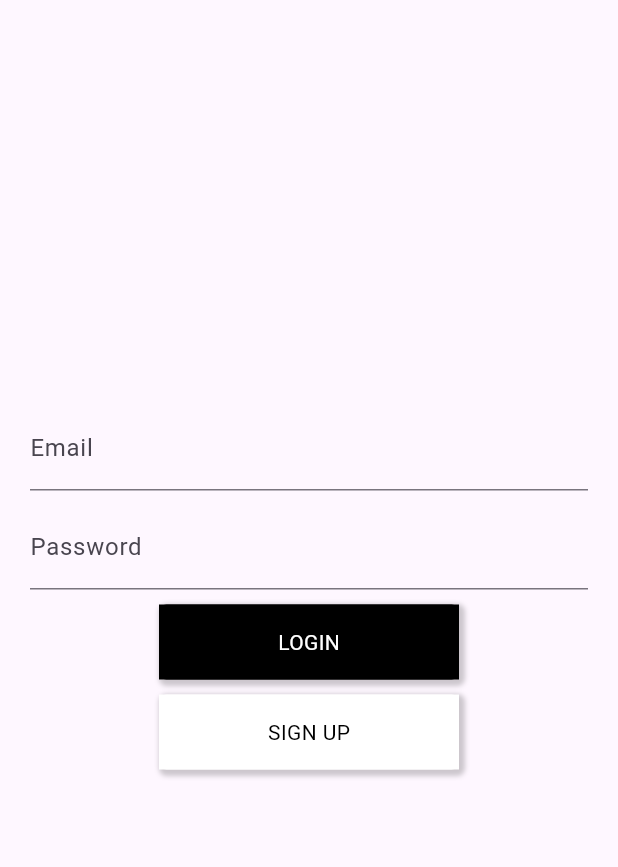
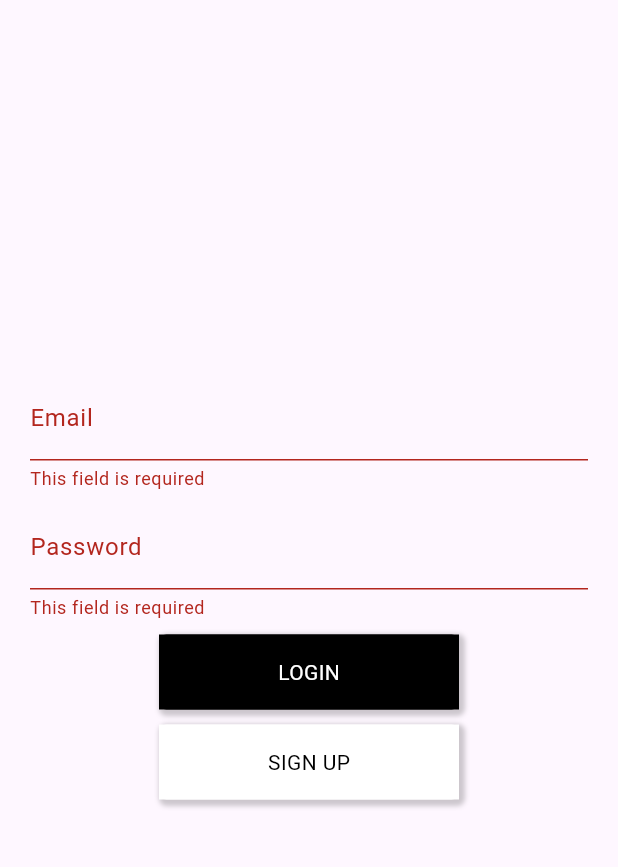
Before and after one commit to edilberto-pajunar/start_date_, a Flutter app: the screen it shows after launch, after a tap on "LOGIN", on a phone screen of 412 x 824 dp, the part 72-939 px from its top. Run offline on Flutter 3.47's test engine with Material 3 defaults, Android fonts, the phone set to English and light mode, and no system bars; our stand-ins replace bloc, cloud_firestore, equatable, firebase_auth, firebase_core, firebase_storage and 6 more; accounts and stored records are empty.

Commit message:
Add invitation screen

```diff
--- a/lib/blocs/onboarding/onboarding_event.dart
+++ b/lib/blocs/onboarding/onboarding_event.dart
@@ -11,7 +11,7 @@
   final User user;
   final TabController tabController;
 
-  const StartOnboarding({
+   const StartOnboarding({
     required this.tabController,
     this.user = User.empty,
   });
--- a/lib/blocs/profile/profile_event.dart
+++ b/lib/blocs/profile/profile_event.dart
@@ -65,3 +65,5 @@
   @override
   List<Object?> get props => [location, controller, isUpdateComplete];
 }
+
+class GenerateCode extends ProfileEvent {}
--- a/lib/blocs/profile/profile_state.dart
+++ b/lib/blocs/profile/profile_state.dart
@@ -13,13 +13,15 @@
   final User user;
   final bool isEditingOn;
   final GoogleMapController? controller;
+  final String? generatedCode;
 
   const ProfileLoaded({
     required this.user,
     this.isEditingOn = false,
     this.controller,
+    this.generatedCode,
   });
 
   @override
-  List<Object?> get props => [user, isEditingOn, controller];
+  List<Object?> get props => [user, isEditingOn, controller, generatedCode];
 }
--- /dev/null
+++ b/lib/cubits/cubit/invitation_cubit.dart
@@ -0,0 +1,39 @@
+import 'package:bloc/bloc.dart';
+import 'package:equatable/equatable.dart';
+import 'package:start_date/blocs/auth/auth_bloc.dart';
+import 'package:start_date/repositories/auth/auth_repository.dart';
+import 'package:start_date/repositories/database/database_repository.dart';
+
+part 'invitation_state.dart';
+
+class InvitationCubit extends Cubit<InvitationState> {
+  final DatabaseRepository _databaseRepository;
+  final AuthBloc _authBloc;
+
+  InvitationCubit({
+    required DatabaseRepository databaseRepository,
+    required AuthBloc authBloc,
+  })  : _authBloc = authBloc,
+        _databaseRepository = databaseRepository,
+        super(InvitationState.initial());
+
+  void invitationCodeChanged(String value) {
+    emit(state.copyWith(invitationCode: value));
+    print(state.invitationCode);
+  }
+
+  Future<void> joinPartner() async {
+    if (state.status == InvitationStatus.submitting) return;
+    emit(state.copyWith(status: InvitationStatus.submitting));
+
+    try {
+      await _databaseRepository.updateJoinPartner(
+        _authBloc.state.user!,
+        state.invitationCode,
+      );
+      emit(state.copyWith(status: InvitationStatus.success));
+    } catch (_) {
+      emit(state.copyWith(status: InvitationStatus.failed));
+    }
+  }
+}
--- /dev/null
+++ b/lib/cubits/cubit/invitation_state.dart
@@ -0,0 +1,33 @@
+part of 'invitation_cubit.dart';
+
+enum InvitationStatus { initial, submitting, failed, success }
+
+class InvitationState extends Equatable {
+  final String invitationCode;
+  final InvitationStatus status;
+
+  const InvitationState({
+    required this.invitationCode,
+    this.status = InvitationStatus.initial,
+  });
+
+  factory InvitationState.initial() {
+    return const InvitationState(
+      invitationCode: "",
+      status: InvitationStatus.initial,
+    );
+  }
+
+  @override
+  List<Object> get props => [invitationCode];
+
+  InvitationState copyWith({
+    String? invitationCode,
+    InvitationStatus? status,
+  }) {
+    return InvitationState(
+      invitationCode: invitationCode ?? this.invitationCode,
+      status: status ?? this.status,
+    );
+  }
+}
--- a/lib/main.dart
+++ b/lib/main.dart
@@ -4,6 +4,7 @@
 import 'package:start_date/blocs/auth/auth_bloc.dart';
 import 'package:start_date/blocs/match/match_bloc.dart';
 import 'package:start_date/blocs/profile/profile_bloc.dart';
+import 'package:start_date/cubits/cubit/invitation_cubit.dart';
 import 'package:start_date/cubits/login/login_cubit.dart';
 import 'package:start_date/firebase_options.dart';
 import 'package:start_date/repositories/auth/auth_repository.dart';
@@ -42,11 +43,16 @@
             ),
           ),
           BlocProvider(
+            create: (context) => InvitationCubit(
+              databaseRepository: context.read<DatabaseRepository>(),
+              authBloc: context.read<AuthBloc>(),
+            ),
+          ),
+          BlocProvider(
             create: (context) => LoginCubit(
               authRepository: context.read<AuthRepository>(),
             ),
           ),
-
           BlocProvider(
             create: (context) => MatchBloc(
               databaseRepository: context.read<DatabaseRepository>(),
--- a/lib/models/location_model.dart
+++ b/lib/models/location_model.dart
@@ -35,7 +35,7 @@
         placeId: json["place_id"],
         name: json["name"],
         lat: json["geometry"]["location"]["lat"],
-        lon: json["geometry"]["location"]["lon"],
+        lon: json["geometry"]["location"]["lng"],
       );
     } else {
       return Location(
--- /dev/null
+++ b/lib/models/partner_model.dart
@@ -0,0 +1,62 @@
+import 'package:equatable/equatable.dart';
+
+class Partner extends Equatable {
+  final String userId;
+  final String partnerId;
+  final String generatedCode;
+  final bool isTaken;
+
+  const Partner({
+    required this.userId,
+    required this.partnerId,
+    required this.generatedCode,
+    this.isTaken = false,
+  });
+
+  @override
+  List<Object> get props => [
+        userId,
+        partnerId,
+        generatedCode,
+        isTaken,
+      ];
+
+  static Partner fromJson(Map json) {
+    return Partner(
+      userId: json["userId"],
+      partnerId: json["partnerId"],
+      generatedCode: json["generatedCode"],
+      isTaken: json["isTaken"],
+    );
+  }
+
+  Map<String, dynamic> toMap() {
+    return {
+      "userId": userId,
+      "partnerId": partnerId,
+      "generatedCode": generatedCode,
+      "isTaken": isTaken,
+    };
+  }
+
+  static const Partner empty = Partner(
+    userId: "",
+    partnerId: "",
+    generatedCode: "",
+    isTaken: false,
+  );
+
+  Partner copyWith({
+    String? userId,
+    String? partnerId,
+    String? generatedCode,
+    bool? isTaken,
+  }) {
+    return Partner(
+      userId: userId ?? this.userId,
+      partnerId: partnerId ?? this.partnerId,
+      generatedCode: generatedCode ?? this.generatedCode,
+      isTaken: isTaken ?? this.isTaken,
+    );
+  }
+}
--- a/lib/models/user_model.dart
+++ b/lib/models/user_model.dart
@@ -1,6 +1,7 @@
 import 'package:cloud_firestore/cloud_firestore.dart';
 import 'package:equatable/equatable.dart';
 import 'package:start_date/models/location_model.dart';
+import 'package:start_date/models/partner_model.dart';
 
 class User extends Equatable {
   final String? id;
@@ -18,6 +19,7 @@
   final List<String>? genderPreference;
   final List<int>? ageRangePreference;
   final int? distancePreference;
+  final Partner? partner;
 
   const User({
     required this.id,
@@ -35,6 +37,7 @@
     this.genderPreference,
     this.ageRangePreference,
     this.distancePreference,
+    this.partner,
   });
 
   @override
@@ -53,6 +56,7 @@
         genderPreference,
         ageRangePreference,
         distancePreference,
+        partner,
       ];
 
   static const User empty = User(
@@ -71,6 +75,7 @@
     distancePreference: 10,
     ageRangePreference: [18, 50],
     genderPreference: ["Female"],
+    partner: Partner.empty,
   );
 
   static User fromSnapshot(DocumentSnapshot snap) {
@@ -114,6 +119,7 @@
       genderPreference: userGenderPreference,
       ageRangePreference: userAgePreference,
       distancePreference: userDistancePreference,
+      partner: Partner.fromJson(snap["partner"]),
     );
 
     return user;
@@ -135,6 +141,7 @@
       "genderPreference": genderPreference,
       "ageRangePreference": ageRangePreference,
       "distancePreference": distancePreference,
+      "partner": partner,
     };
   }
 
@@ -154,6 +161,7 @@
     List<String>? genderPreference,
     List<int>? ageRangePreference,
     int? distancePreference,
+    Partner? partner,
   }) {
     return User(
       id: id ?? this.id,
@@ -171,6 +179,7 @@
       genderPreference: genderPreference ?? this.genderPreference,
       ageRangePreference: ageRangePreference ?? this.ageRangePreference,
       distancePreference: distancePreference ?? this.distancePreference,
+      partner: partner ?? this.partner,
     );
   }
 
--- a/lib/repositories/database/base_database_repository.dart
+++ b/lib/repositories/database/base_database_repository.dart
@@ -16,4 +16,7 @@
     bool isSwipeRight,
   );
   Future<void> updateUserMatch(String userId, String matchId);
+
+  Future<void> updateCode(User user, String generateCode);
+  Future<void> updateJoinPartner(User currentUser, String generatedCode);
 }
--- a/lib/screens/login/login_screen.dart
+++ b/lib/screens/login/login_screen.dart
@@ -8,7 +8,9 @@
 import 'package:start_date/widgets/custom_elevated_button.dart';
 
 class LoginScreen extends StatelessWidget {
-  const LoginScreen({super.key});
+  LoginScreen({super.key});
+
+  final GlobalKey<FormState> _formKey = GlobalKey();
 
   @override
   Widget build(BuildContext context) {
@@ -16,8 +18,16 @@
       appBar: const CustomAppbar(
         title: "START DATE",
       ),
-      body: BlocListener<AuthBloc, AuthState>(
+      body: Form(
+        key: _formKey,
+        child: BlocListener<AuthBloc, AuthState>(
+          listenWhen: (current, previous) =>
+              previous.authUser != current.authUser,
           listener: (context, state) {
+            if (state.status == AuthStatus.authenticated) {
+              Navigator.of(context).push(
+                  MaterialPageRoute(builder: (context) => const HomeScreen()));
+            }
             // if (state.status == AuthStatus.unauthenticated) {
             //   Navigator.of(context).push(
             //       MaterialPageRoute(builder: (context) => const LoginScreen()));
@@ -40,7 +50,9 @@
                   color: Colors.black,
                   textColor: Colors.white,
                   onPressed: () {
+                    if (_formKey.currentState!.validate()) {
                       context.read<LoginCubit>().loginWithCredentials();
+                    }
                   },
                 ),
                 const SizedBox(height: 10.0),
@@ -57,6 +69,7 @@
             ),
           ),
         ),
+      ),
     );
   }
 }
@@ -66,16 +79,28 @@
 
   @override
   Widget build(BuildContext context) {
+    final RegExp emailRegExp = RegExp(
+      r'^[a-zA-Z0-9.!#$%&’*+/=?^_`{|}~-]+@[a-zA-Z0-9-]+(?:\.[a-zA-Z0-9-]+)*$',
+    );
+
     return BlocBuilder<LoginCubit, LoginState>(
       buildWhen: (previous, current) => previous.password != current.email,
       builder: (context, state) {
-        return TextField(
+        return TextFormField(
           onChanged: (email) {
             context.read<LoginCubit>().emailChanged(email);
           },
           decoration: const InputDecoration(
             label: Text("Email"),
           ),
+          validator: (val) {
+            if (val!.isEmpty) {
+              return "This field is required";
+            } else if (!emailRegExp.hasMatch(val)) {
+              return "Please enter a valid email.";
+            }
+            return null;
+          },
         );
       },
     );
@@ -90,7 +115,7 @@
     return BlocBuilder<LoginCubit, LoginState>(
       buildWhen: (previous, current) => previous.password != current.password,
       builder: (context, state) {
-        return TextField(
+        return TextFormField(
           onChanged: (password) {
             context.read<LoginCubit>().passwordChanged(password);
           },
@@ -98,6 +123,14 @@
             label: Text("Password"),
           ),
           obscureText: true,
+          validator: (val) {
+            if (val!.isEmpty) {
+              return "This field is required";
+            } else if (val.length < 6) {
+              return "Password must contain 6 letters above.";
+            }
+            return null;
+          },
         );
       },
     );
--- a/lib/screens/profile/profile_screen.dart
+++ b/lib/screens/profile/profile_screen.dart
@@ -24,6 +24,7 @@
     return Scaffold(
       appBar: const CustomAppbar(
         title: "PROFILE",
+        automaticallyImplyLeading: true,
       ),
       extendBodyBehindAppBar: true,
       body: SingleChildScrollView(
@@ -389,12 +390,14 @@
                       height: 1.5,
                     ),
                   ),
+            const SizedBox(height: 10.0),
             SizedBox(
               height: size.height * 0.5,
               child: GoogleMap(
                 myLocationButtonEnabled: true,
                 myLocationEnabled: false,
                 onMapCreated: (GoogleMapController controller) {
+                  print("This is the controller");
                   context
                       .read<ProfileBloc>()
                       .add(UpdateUserLocation(controller: controller));
--- a/lib/screens/splash/splash_screen.dart
+++ b/lib/screens/splash/splash_screen.dart
@@ -5,8 +5,8 @@
 import 'package:start_date/blocs/auth/auth_bloc.dart';
 import 'package:start_date/repositories/auth/auth_repository.dart';
 import 'package:start_date/screens/home/home_screen.dart';
+import 'package:start_date/screens/home/invitation_screen.dart';
 import 'package:start_date/screens/login/login_screen.dart';
-import 'package:start_date/screens/onboarding/onboarding_screen.dart';
 import 'package:start_date/widgets/custom_button.dart';
 
 class SplashScreen extends StatelessWidget {
@@ -30,13 +30,18 @@
           if (state.status == AuthStatus.unauthenticated) {
             Timer(const Duration(seconds: 1), () {
               Navigator.of(context).pushAndRemoveUntil(
-                  MaterialPageRoute(builder: (context) => const LoginScreen()),
+                  MaterialPageRoute(builder: (context) => LoginScreen()),
                   (route) => false);
             });
           } else if (state.status == AuthStatus.authenticated) {
             Timer(const Duration(seconds: 3), () {
-              Navigator.of(context).push(
-                  MaterialPageRoute(builder: (context) => const HomeScreen()));
+              Navigator.of(context).push(MaterialPageRoute(builder: (context) {
+                if (!state.user!.partner!.isTaken) {
+                  return const InvitationScreen();
+                } else {
+                  return const HomeScreen();
+                }
+              }));
             });
           }
         },
--- a/lib/widgets/custom_appbar.dart
+++ b/lib/widgets/custom_appbar.dart
@@ -8,10 +8,12 @@
     super.key,
     required this.title,
     this.hasActions = false,
+    this.automaticallyImplyLeading = false,
   });
 
   final String title;
   final bool hasActions;
+  final bool automaticallyImplyLeading;
 
   @override
   Size get preferredSize => const Size.fromHeight(56.0);
@@ -23,7 +25,7 @@
     return PreferredSize(
       preferredSize: preferredSize,
       child: AppBar(
-        automaticallyImplyLeading: false,
+        automaticallyImplyLeading: automaticallyImplyLeading,
         centerTitle: true,
         title: Row(
           children: [
```
Also changed, not shown: lib/blocs/profile/profile_bloc.dart (+20 -0 lines), lib/repositories/database/database_repository.dart (+52 -0 lines), lib/screens/home/invitation_screen.dart (added, +90 -0 lines). Lines whose indentation alone changed are shown as unchanged.
